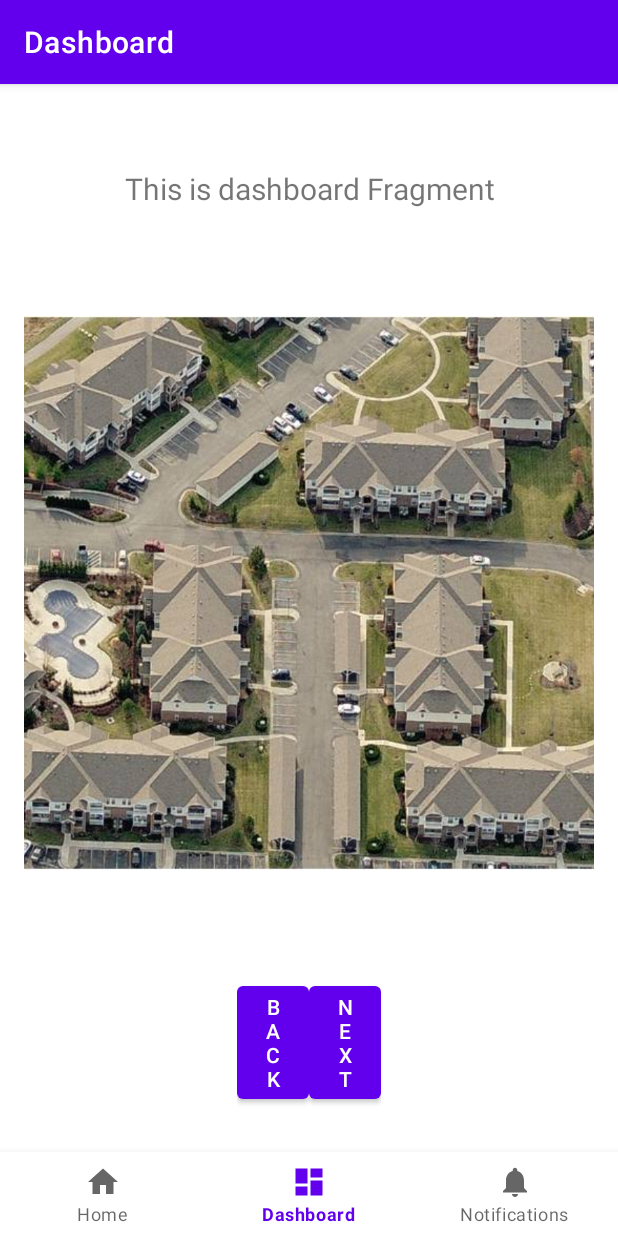
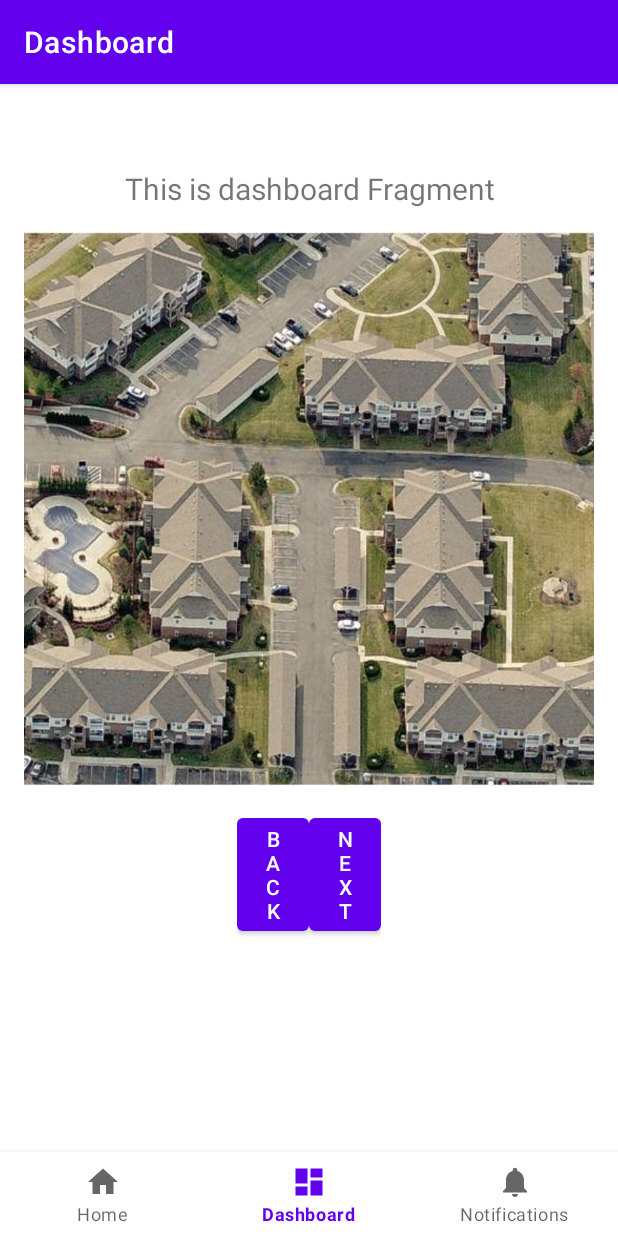
Before and after one commit to SgainsO/Building-Damage-Assessment, an Android app: the DashboardFragment screen opened through its navigation route, on a phone screen of 412 x 824 dp. Run offline under Robolectric (Android 15) with nearby library versions, the light colour scheme and no system bars; our stand-ins replace navigation-ui.

Commit message:
resized icon to be of a usauble size

```diff
--- a/Drone/app/src/main/res/drawable/check.xml
+++ b/Drone/app/src/main/res/drawable/check.xml
@@ -1,5 +1,7 @@
-<vector xmlns:android="http://schemas.android.com/apk/res/android" android:height="2dp" android:tint="#000000" android:viewportHeight="24" android:viewportWidth="24" android:width="2dp">
+<vector xmlns:android="http://schemas.android.com/apk/res/android" android:height="2dp" android:tint="#000000" android:viewportHeight="4" android:viewportWidth="4" android:width="2dp">
 
-    <path android:fillColor="@android:color/white" android:pathData="M9,16.17L4.83,12l-1.42,1.41L9,19 21,7l-1.41,-1.41z"/>
+    <path android:fillColor="@android:color/white"
+        android:pathData="M9,16.17L4.83,12l-1.42,1.41L9,19 21,7l-1.41,-1.41z"
+        />
 
 </vector>
--- /dev/null
+++ b/Drone/app/src/main/res/drawable/locationicon.xml
@@ -0,0 +1,4 @@
+<?xml version="1.0" encoding="utf-8"?>
+<selector xmlns:android="http://schemas.android.com/apk/res/android">
+    <item android:drawable="@drawable/location"/>
+</selector>
--- a/Drone/app/src/main/res/layout/fragment_dashboard.xml
+++ b/Drone/app/src/main/res/layout/fragment_dashboard.xml
@@ -19,8 +19,12 @@
     <ImageView
         android:id="@+id/ImageHold"
         android:layout_width= "512dp"
-        android:layout_height= "512dp"
+        android:layout_height= "400dp"
+        android:maxWidth="512dp"
+        android:scaleType="centerInside"
+        android:maxHeight="512dp"
         android:src="@drawable/forlay"
+        android:adjustViewBounds="true"
         android:contentDescription= "This is where the image will be displayed"
         />
         <LinearLayout
```
Also changed, not shown: Drone/app/src/main/java/com/example/drone/ui/dashboard/DashboardFragment.kt (+24 -10 lines), Drone/app/src/main/res/drawable/location.png (added).
